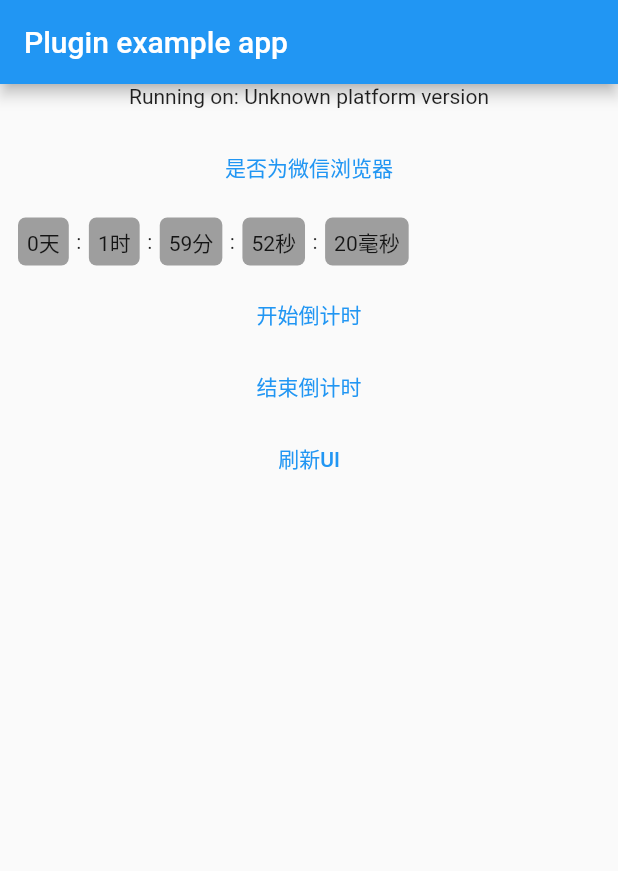
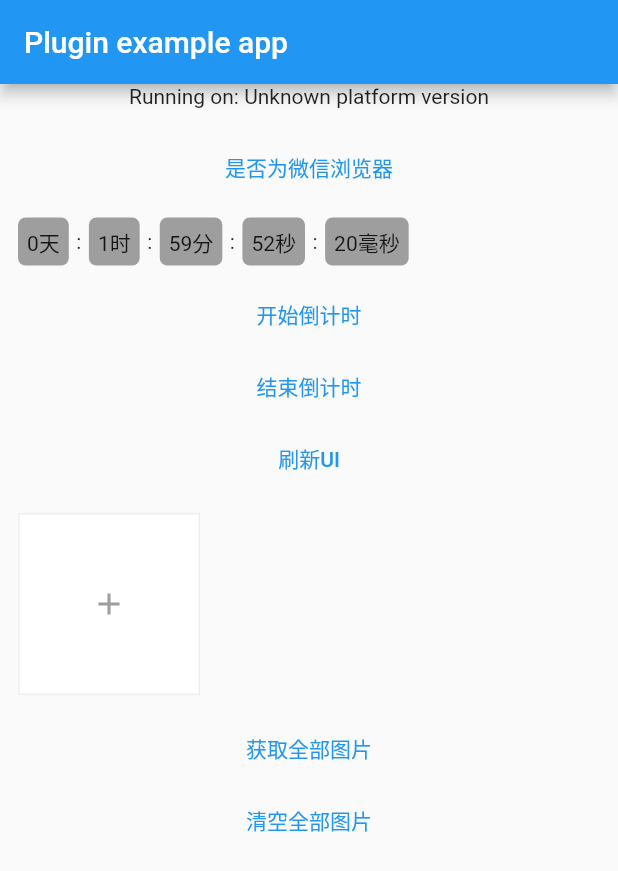
Before and after one commit to mdddj/dd_js_util, a Flutter app: the screen it shows after launch, after a tap on "刷新UI", on a phone screen of 412 x 824 dp. Shown: the top 871 px of the screen. Run offline on Flutter 3.47's test engine with Material 2 defaults, Android fonts, the phone set to English and light mode, and no system bars; drawn by our look-alikes of waterfall_flow; our stand-ins replace cached_network_image, flutter_cache_manager, image_gallery_saver, image_picker, permission_handler; missing offline and left inert: dart:html.

Commit message:
add new component

```diff
--- a/example/lib/main.dart
+++ b/example/lib/main.dart
@@ -1,4 +1,5 @@
 import 'package:dd_js_util/widget/count_down.dart';
+import 'package:dd_js_util/widget/picture_selection.dart';
 import 'package:flutter/material.dart';
 import 'dart:async';
 
@@ -50,6 +51,8 @@
 
   final CountDownController _controller = new CountDownController();
 
+  final PictureSelectionController _pictureSelectionController = new PictureSelectionController();
+
   @override
   Widget build(BuildContext context) {
     return MaterialApp(
@@ -57,7 +60,8 @@
         appBar: AppBar(
           title: const Text('Plugin example app'),
         ),
-        body: Column(
+        body: SingleChildScrollView(
+          child: Column(
             children: [
               Center(
                 child: Text('Running on: $_platformVersion\n'),
@@ -85,8 +89,21 @@
 
               TextButton(onPressed: (){
                 _controller.refresh();
-            },child: Text('刷新UI'))
+              },child: Text('刷新UI')),
+
+
+              PictureSelection(multipleChoice: true,controller: _pictureSelectionController,),
+
+              TextButton(onPressed: (){
+                final files = _pictureSelectionController.getFiles;
+                print(files);
+              }, child: Text('获取全部图片'),),
+              TextButton(onPressed: (){
+                _pictureSelectionController.clean();
+              }, child: Text('清空全部图片'),)
+
             ],
+          ),
         ),
       ),
     );
--- /dev/null
+++ b/lib/widget/picture_selection.dart
@@ -0,0 +1,284 @@
+import 'dart:io';
+
+import 'package:flutter/material.dart';
+import 'package:image_picker/image_picker.dart';
+import 'package:waterfall_flow/waterfall_flow.dart';
+
+extension WidgetTa on Widget {
+  Widget addTap(VoidCallback onTap) {
+    return GestureDetector(child: this, onTap: onTap);
+  }
+}
+
+///自定义渲染布局 (file)
+///
+/// [size] - 图片容器的宽高
+/// [onRemove] - 可以直接调用这个方法删除图片
+typedef ImageItemRender = Widget Function(BuildContext context,File file,Size size,Function(File file) onRemove);
+
+///图片选择组件
+class PictureSelection extends StatefulWidget {
+  /// 一行展示多少张图片
+  ///
+  /// 默认: 3
+  final int columnCount;
+
+  ///最多可以选择几张图片
+  ///
+  /// 默认: 9
+  final int maxCount;
+
+  /// 每张图片之间的间距 (横向)
+  ///
+  /// 默认:12
+  final double? mainAxisSpacing;
+
+  /// 每张图片之间的间距 (竖向)
+  ///
+  /// 默认: 12
+  final double? crossAxisSpacing;
+
+  /// 组件的边距
+  ///
+  /// 默认: 12
+  final EdgeInsets? padding;
+
+  /// 是否允许多选
+  ///
+  /// 默认false
+  final bool multipleChoice;
+
+  /// 删除某个图片回调
+  /// 如果添加了这个参数,组件将不会执行默认的删除函数
+  final ValueChanged<File>? removed;
+
+  /// 自定义图片布局
+  final ImageItemRender? itemBuilder;
+
+  /// 组件的控制器
+  final PictureSelectionController? controller;
+
+  const PictureSelection(
+      {Key? key,
+        this.columnCount = 3,
+        this.maxCount = 9,
+        this.mainAxisSpacing, this.crossAxisSpacing,this.padding,this.removed,this.controller,this.itemBuilder,this.multipleChoice=false})
+      : super(key: key);
+
+  @override
+  State<PictureSelection> createState() => _PictureSelectionState();
+}
+
+class _PictureSelectionState extends State<PictureSelection> {
+  /// 用户已选择的图片
+  List<File> _renderImages = [];
+
+  @override
+  Widget build(BuildContext context) {
+    return Container(
+      child: WaterfallFlow.count(
+        crossAxisCount: widget.columnCount,
+        shrinkWrap: true,
+        padding: widget.padding ?? EdgeInsets.all(12),
+        mainAxisSpacing: widget.mainAxisSpacing ?? 12,
+        crossAxisSpacing: widget.crossAxisSpacing ?? 12,
+        physics: const NeverScrollableScrollPhysics(),
+        children: [..._renderImages.map(_renderImageItem),
+          if(_renderImages.length<widget.maxCount)
+          ImageAddIcon().addTap(showSelection)],
+      ),
+    );
+  }
+
+
+  @override
+  void initState() {
+    super.initState();
+    _bindController();
+  }
+
+  @override
+  void didUpdateWidget(covariant PictureSelection oldWidget) {
+    super.didUpdateWidget(oldWidget);
+    if(oldWidget.controller != widget.controller){
+      _bindController();
+    }
+  }
+
+  /// 绑定控制器
+  void _bindController(){
+    widget.controller?.bind(this);
+  }
+
+  /// 图片展示布局
+  Widget _renderImageItem(File file) {
+    if(widget.itemBuilder!=null){
+      return LayoutBuilder(builder: (BuildContext context, BoxConstraints constraints) {
+        return widget.itemBuilder!.call(context, file,Size(constraints.maxWidth, constraints.maxHeight), _removeFile);
+      },);
+    }
+    /// 默认的布局
+    return ImageDefaultShow(file,onRemove: _removeFile);
+  }
+
+  /// 删除某张图片
+  void _removeFile(File file){
+    widget.removed?.call(file);
+    if(widget.removed==null){
+      removeFile(file);
+    }
+  }
+
+  /// 删除某张图片并刷新UI
+  void removeFile(File file){
+    _renderImages.removeWhere((element) => element.path == file.path);
+    _refreshUi();
+  }
+
+  /// 清空全部图片
+  void removeAll(){
+    _renderImages.clear();
+    _refreshUi();
+  }
+
+  /// 从相册选择还是直接拍摄
+  void showSelection() {
+    showBottomSheet(
+        context: context,
+        backgroundColor: Colors.white,
+        elevation: 3,
+        builder: (c) {
+          return SingleChildScrollView(
+              child: Column(
+            children: [
+              ListTile(
+                title: Text('相册'),
+                onTap: _photoAlbumSelect,
+              ),
+              ListTile(
+                title: Text('去拍摄'),
+              ),
+            ],
+          ));
+        });
+  }
+
+  /// 去相册选择
+  Future<void> _photoAlbumSelect() async {
+    if(widget.multipleChoice) {
+     final files = await ImagePicker().pickMultiImage();
+     if(files!=null){
+       var fs = List<File>.from(files.map((e) => File(e.path))).toList();
+       // 计算还能存多少张图片
+       final h = widget.maxCount - _renderImages.length;
+       if(fs.length > h){
+         fs.removeRange(h, fs.length);
+       }
+       _renderImages.addAll(fs);
+       _refreshUi();
+       Navigator.pop(context);
+     }
+    }else{
+      //单选模式
+      final file = await ImagePicker().pickImage(source: ImageSource.gallery);
+      if (file != null) {
+        _renderImages.add(File(file.path));
+        _refreshUi();
+        Navigator.pop(context);
+      }
+    }
+
+  }
+
+  void _refreshUi() {
+    if (mounted) {
+      setState(() {});
+    }
+  }
+}
+
+// 默认的图片展示方式
+class ImageDefaultShow extends StatelessWidget {
+  final File file;
+  final ValueChanged<File>? onRemove;
+  final Widget? removeWidget;
+  const ImageDefaultShow(this.file, {Key? key,this.onRemove,this.removeWidget}) : super(key: key);
+
+  @override
+  Widget build(BuildContext context) {
+    return AspectRatio(
+      aspectRatio: 1,
+      child: Stack(
+        children: [
+          SizedBox(
+            width: double.infinity,
+            height: double.infinity,
+            child: Image.file(
+              file,
+              fit: BoxFit.cover,
+            ),
+          ),
+          (removeWidget ?? SizedBox()).addTap(() {
+            onRemove?.call(file);
+          }),
+          if(removeWidget==null)
+          Positioned(
+              right: 6,
+              top: 6,
+              child: SizedBox(
+                width: 26,
+                  height: 26,
+                  child: CircleAvatar(
+                      backgroundColor: Colors.black45,
+                      child: Icon(Icons.delete,size: 12))).addTap(() {
+                        onRemove?.call(file);
+              }))
+
+        ],
+      ),
+    );
+  }
+}
+
+// 添加相册的图标
+class ImageAddIcon extends StatelessWidget {
+  const ImageAddIcon({Key? key}) : super(key: key);
+
+  @override
+  Widget build(BuildContext context) {
+    return AspectRatio(
+      aspectRatio: 1,
+      child: Container(
+        decoration: BoxDecoration(border: Border.all(color: Colors.grey.shade200),color: Colors.white),
+        alignment: Alignment.center,
+        child: Icon(
+          Icons.add,
+          color: Colors.grey,
+        ),
+      ),
+    );
+  }
+}
+
+/// 图片选择器控制器类
+class PictureSelectionController {
+  _PictureSelectionState? _state;
+
+  void bind(_PictureSelectionState state){
+    this._state = state;
+  }
+
+  /// 删除某张图片
+  void remove(File file){
+    _state?.removeFile(file);
+  }
+
+  /// 获取全部图片
+  List<File> get getFiles => _state?._renderImages ?? [];
+
+  /// 获取数量
+  int get length => _state?._renderImages.length ?? 0;
+
+  /// 清空全部用户选择的图片
+  void clean() => _state?.removeAll();
+}
--- a/pubspec.yaml
+++ b/pubspec.yaml
@@ -1,6 +1,6 @@
 name: dd_js_util
 description: Flutterweb端工具类
-version: 0.0.6
+version: 0.0.7
 homepage: https://github.com/mdddj/dd_js_util
 
 environment:
@@ -14,7 +14,9 @@
   image_gallery_saver: any
   cached_network_image: any
   flutter_cache_manager: any
+  waterfall_flow: any
   common_utils: any
+  image_picker: any
   flutter_web_plugins:
     sdk: flutter
 
```
Also changed, not shown: example/pubspec.lock, pubspec.lock, 6 other files. Lines whose indentation alone changed are shown as unchanged.
